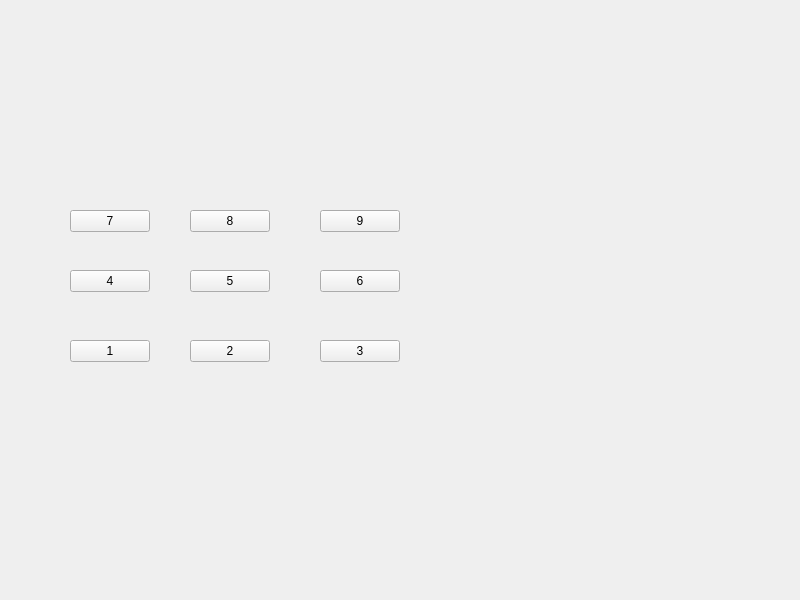
This is mainwindow.ui in YUXUANCHENG/QT-calculator as Qt 5 draws it before an edit. The edited form follows.
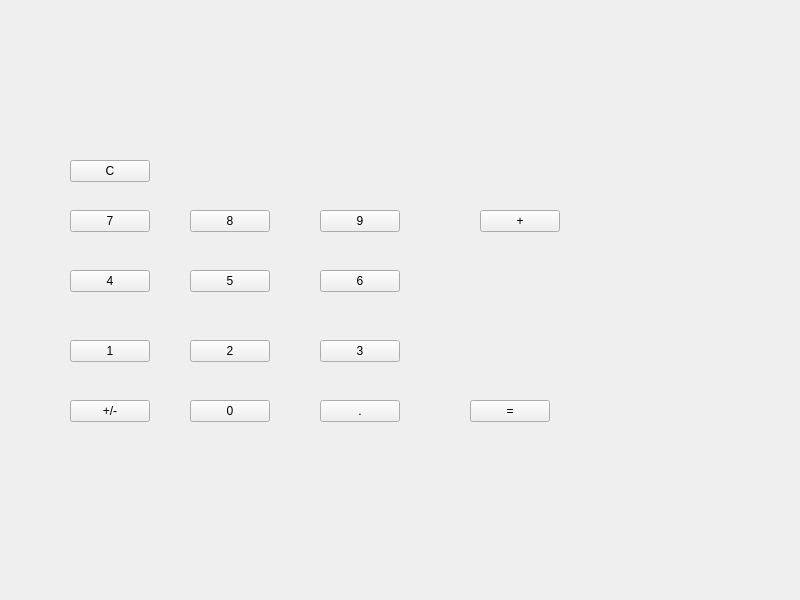
This is the edited form.

Patch:
```diff
--- a/mainwindow.ui
+++ b/mainwindow.ui
@@ -144,6 +144,84 @@
      <string>3</string>
     </property>
    </widget>
+   <widget class="QPushButton" name="pushButton_negative">
+    <property name="geometry">
+     <rect>
+      <x>70</x>
+      <y>400</y>
+      <width>80</width>
+      <height>22</height>
+     </rect>
+    </property>
+    <property name="text">
+     <string>+/-</string>
+    </property>
+   </widget>
+   <widget class="QPushButton" name="pushButton_0">
+    <property name="geometry">
+     <rect>
+      <x>190</x>
+      <y>400</y>
+      <width>80</width>
+      <height>22</height>
+     </rect>
+    </property>
+    <property name="text">
+     <string>0</string>
+    </property>
+   </widget>
+   <widget class="QPushButton" name="pushButton_decimal">
+    <property name="geometry">
+     <rect>
+      <x>320</x>
+      <y>400</y>
+      <width>80</width>
+      <height>22</height>
+     </rect>
+    </property>
+    <property name="text">
+     <string>.</string>
+    </property>
+   </widget>
+   <widget class="QPushButton" name="pushButton_clear">
+    <property name="geometry">
+     <rect>
+      <x>70</x>
+      <y>160</y>
+      <width>80</width>
+      <height>22</height>
+     </rect>
+    </property>
+    <property name="text">
+     <string>C</string>
+    </property>
+   </widget>
+   <widget class="QPushButton" name="pushButton_plus">
+    <property name="geometry">
+     <rect>
+      <x>480</x>
+      <y>210</y>
+      <width>80</width>
+      <height>22</height>
+     </rect>
+    </property>
+    <property name="text">
+     <string>+</string>
+    </property>
+   </widget>
+   <widget class="QPushButton" name="pushButton_equal">
+    <property name="geometry">
+     <rect>
+      <x>470</x>
+      <y>400</y>
+      <width>80</width>
+      <height>22</height>
+     </rect>
+    </property>
+    <property name="text">
+     <string>=</string>
+    </property>
+   </widget>
   </widget>
  </widget>
  <resources/>
```
Left out of the diff: 5 changed lines with no effect on the pictures.
